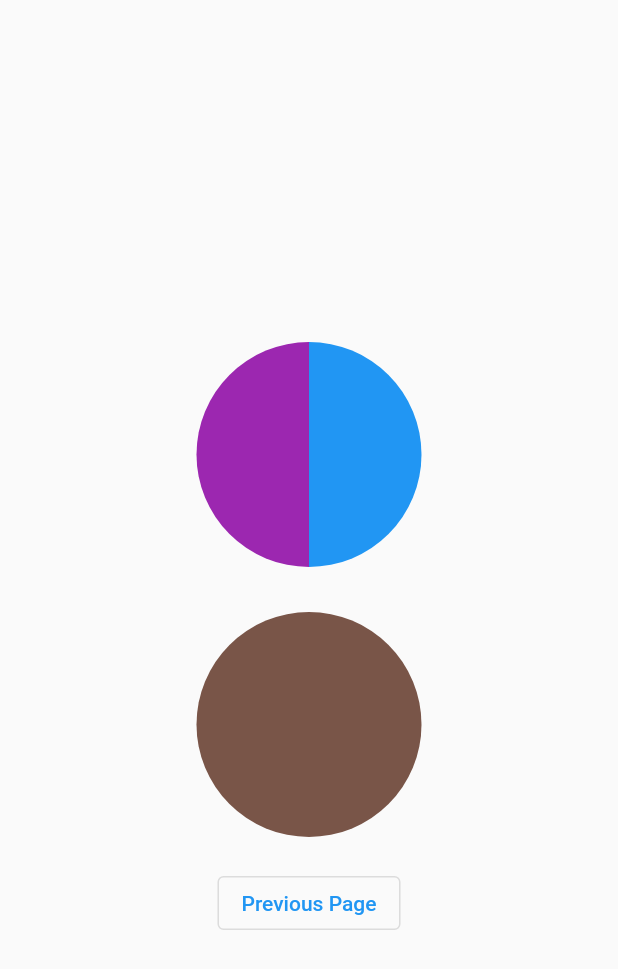
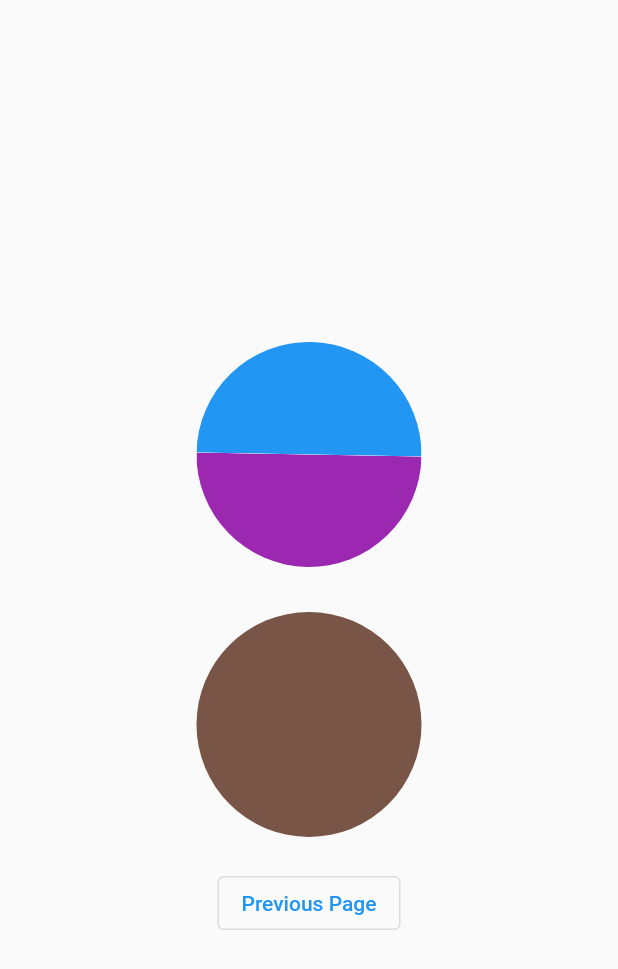
Before and after one commit to Shalom-Nankam/animations, a Flutter app: the ChainedAnimationsPage screen opened directly, on a phone screen of 412 x 824 dp. Shown: the top 969 px of the screen. Run offline on Flutter 3.47's test engine with Material 2 defaults, Android fonts, the phone set to English and light mode, and no system bars.

Commit message:
Added the animations and the controller

```diff
--- a/lib/animations/chained_animations.dart
+++ b/lib/animations/chained_animations.dart
@@ -1,3 +1,5 @@
+import 'dart:math';
+
 import 'package:flutter/material.dart';
 
 class ChainedAnimationsPage extends StatefulWidget {
@@ -7,10 +9,38 @@ class ChainedAnimationsPage extends StatefulWidget {
   State<ChainedAnimationsPage> createState() => _ChainedAnimationsPageState();
 }
 
-class _ChainedAnimationsPageState extends State<ChainedAnimationsPage> {
+class _ChainedAnimationsPageState extends State<ChainedAnimationsPage>
+    with SingleTickerProviderStateMixin {
+  late AnimationController _rotateCounterClockwiseController;
+  late Animation<double> _rotateCounterClockwiseAnimation;
+
+  @override
+  void initState() {
+    super.initState();
+
+    _rotateCounterClockwiseController =
+        AnimationController(vsync: this, duration: const Duration(seconds: 1));
+
+    _rotateCounterClockwiseAnimation = Tween(begin: 0.0, end: -pi / 2).animate(
+        CurvedAnimation(
+            parent: _rotateCounterClockwiseController,
+            curve: Curves.bounceOut));
+  }
+
+  @override
+  void dispose() {
+    _rotateCounterClockwiseController.dispose();
+    super.dispose();
+  }
+
   final double middle = 75.0;
   @override
   Widget build(BuildContext context) {
+    Future.delayed(const Duration(seconds: 1), () {
+      _rotateCounterClockwiseController
+        ..reset()
+        ..forward();
+    });
     return Scaffold(
       body: Padding(
         padding: const EdgeInsets.all(8.0),
@@ -21,7 +51,14 @@ class _ChainedAnimationsPageState extends State<ChainedAnimationsPage> {
               const SizedBox(
                 height: 30,
               ),
-              Row(
+              AnimatedBuilder(
+                  animation: _rotateCounterClockwiseController,
+                  builder: (context, child) {
+                    return Transform(
+                      alignment: Alignment.center,
+                      transform: Matrix4.identity()
+                        ..rotateZ(_rotateCounterClockwiseAnimation.value),
+                      child: Row(
                         mainAxisAlignment: MainAxisAlignment.center,
                         children: [
                           ClipPath(
@@ -42,6 +79,8 @@ class _ChainedAnimationsPageState extends State<ChainedAnimationsPage> {
                           )
                         ],
                       ),
+                    );
+                  }),
               const SizedBox(
                 height: 30,
               ),
```
Lines whose indentation alone changed are shown as unchanged.
